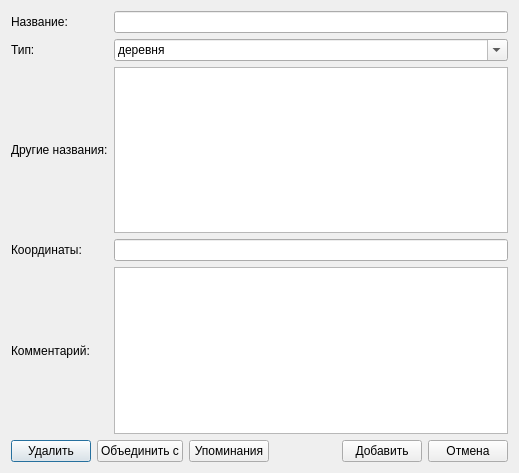
rlinosaur/gene_alogy, file placeeditdialog.ui: the form before one commit.
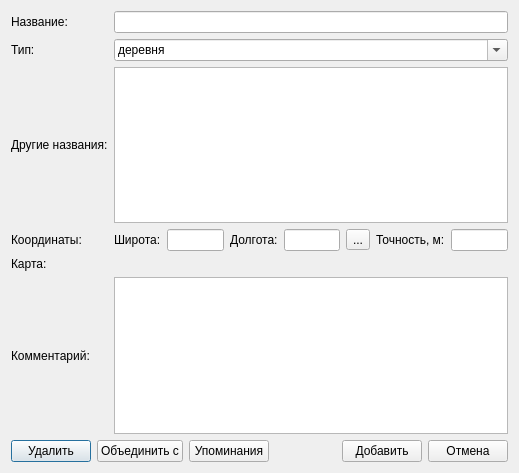
The form after the commit.

Diff of the .ui file:
```diff
--- a/placeeditdialog.ui
+++ b/placeeditdialog.ui
@@ -18,29 +18,6 @@
     <layout class="QVBoxLayout" name="verticalLayout">
      <item>
       <layout class="QGridLayout" name="gridLayout">
-       <item row="3" column="1">
-        <widget class="QLineEdit" name="lineEditCoordinates"/>
-       </item>
-       <item row="4" column="0">
-        <widget class="QLabel" name="label_4">
-         <property name="text">
-          <string>Комментарий:</string>
-         </property>
-        </widget>
-       </item>
-       <item row="3" column="0">
-        <widget class="QLabel" name="label_3">
-         <property name="text">
-          <string>Координаты:</string>
-         </property>
-        </widget>
-       </item>
-       <item row="4" column="1">
-        <widget class="QTextEdit" name="textEditNote"/>
-       </item>
-       <item row="0" column="1">
-        <widget class="QLineEdit" name="lineEditName"/>
-       </item>
        <item row="0" column="0">
         <widget class="QLabel" name="label">
          <property name="text">
@@ -48,6 +25,67 @@
          </property>
         </widget>
        </item>
+       <item row="0" column="1">
+        <widget class="QLineEdit" name="lineEditName"/>
+       </item>
+       <item row="3" column="1">
+        <layout class="QHBoxLayout" name="horizontalLayoutCoords">
+         <item>
+          <widget class="QLabel" name="labelLatitude">
+           <property name="text">
+            <string>Широта:</string>
+           </property>
+          </widget>
+         </item>
+         <item>
+          <widget class="QLineEdit" name="lineEditLatitude"/>
+         </item>
+         <item>
+          <widget class="QLabel" name="labelLongitude">
+           <property name="text">
+            <string>Долгота:</string>
+           </property>
+          </widget>
+         </item>
+         <item>
+          <widget class="QLineEdit" name="lineEditLongitude"/>
+         </item>
+         <item>
+          <widget class="QToolButton" name="toolButtonShowMap">
+           <property name="text">
+            <string>...</string>
+           </property>
+          </widget>
+         </item>
+         <item>
+          <widget class="QLabel" name="labelCoordAccuracy">
+           <property name="text">
+            <string>Точность, м:</string>
+           </property>
+          </widget>
+         </item>
+         <item>
+          <widget class="QLineEdit" name="lineEditCoordAccuracy"/>
+         </item>
+        </layout>
+       </item>
+       <item row="1" column="0">
+        <widget class="QLabel" name="label_5">
+         <property name="text">
+          <string>Тип:</string>
+         </property>
+        </widget>
+       </item>
+       <item row="5" column="1">
+        <widget class="QTextEdit" name="textEditNote"/>
+       </item>
+       <item row="5" column="0">
+        <widget class="QLabel" name="label_4">
+         <property name="text">
+          <string>Комментарий:</string>
+         </property>
+        </widget>
+       </item>
        <item row="2" column="0">
         <widget class="QLabel" name="label_2">
          <property name="text">
@@ -58,6 +96,13 @@
        <item row="2" column="1">
         <widget class="QTextEdit" name="textEditAnotherNames"/>
        </item>
+       <item row="3" column="0">
+        <widget class="QLabel" name="label_3">
+         <property name="text">
+          <string>Координаты:</string>
+         </property>
+        </widget>
+       </item>
        <item row="1" column="1">
         <widget class="QComboBox" name="comboBoxType">
          <property name="editable">
@@ -125,10 +170,10 @@
          </item>
         </widget>
        </item>
-       <item row="1" column="0">
-        <widget class="QLabel" name="label_5">
+       <item row="4" column="0">
+        <widget class="QLabel" name="labelMap">
          <property name="text">
-          <string>Тип:</string>
+          <string>Карта:</string>
          </property>
         </widget>
        </item>
```
Left out of the diff: 1 changed line with no effect on the pictures.
